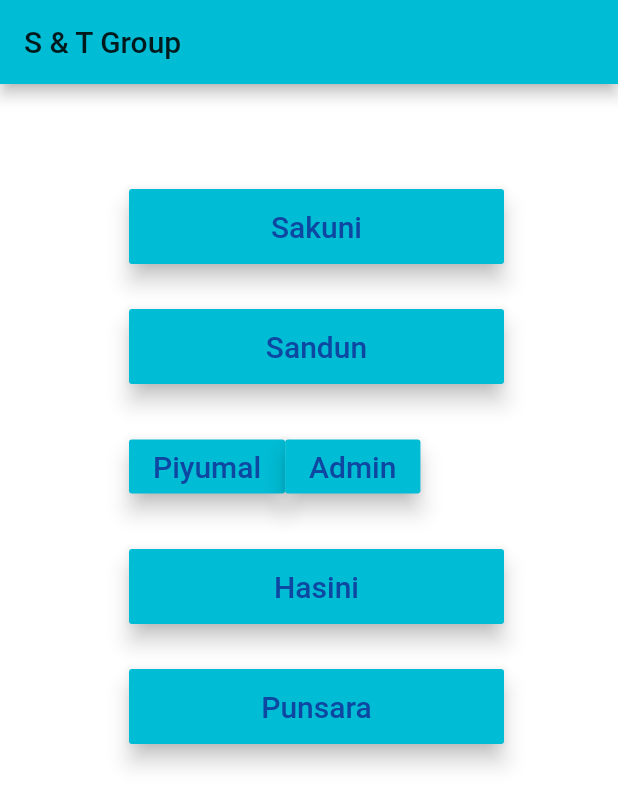
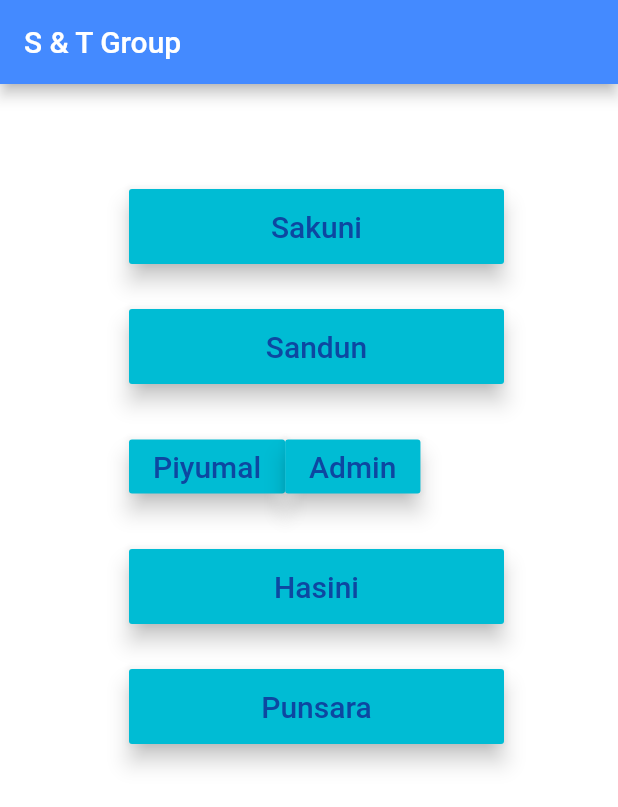
Before and after one commit to Group40/SandT_Group, a Flutter app: the screen it shows after launch, on a phone screen of 412 x 824 dp. Shown: the top 807 px of the screen. Run offline on Flutter 3.47's test engine with Material 2 defaults, Android fonts, the phone set to English and light mode, and no system bars; our stand-ins replace flutter_calendar_carousel.

Commit message:
Pubsec update

```diff
--- a/lib/main.dart
+++ b/lib/main.dart
@@ -20,7 +20,7 @@ class MyApp extends StatelessWidget {
       home: Home(),
       theme: ThemeData(
           brightness: Brightness.light,
-          primaryColor: Colors.cyan,
+          primaryColor: Colors.blueAccent,
           accentColor: Colors.white,
       ),
     );
```
Also changed, not shown: pubspec.lock (deleted).
